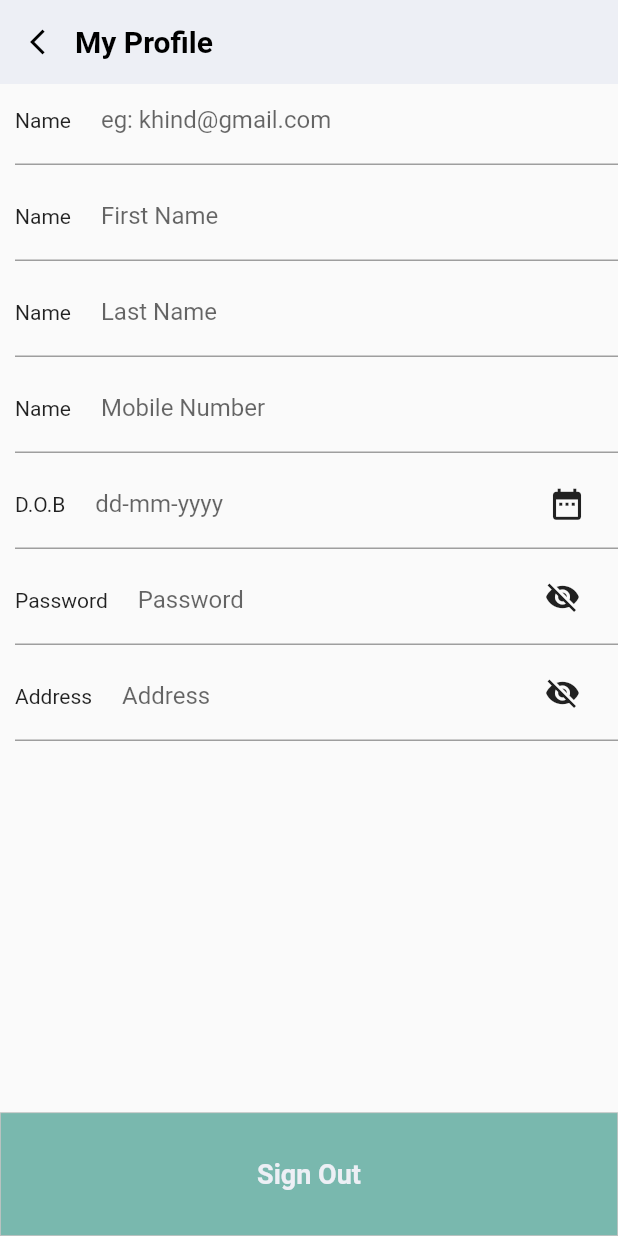
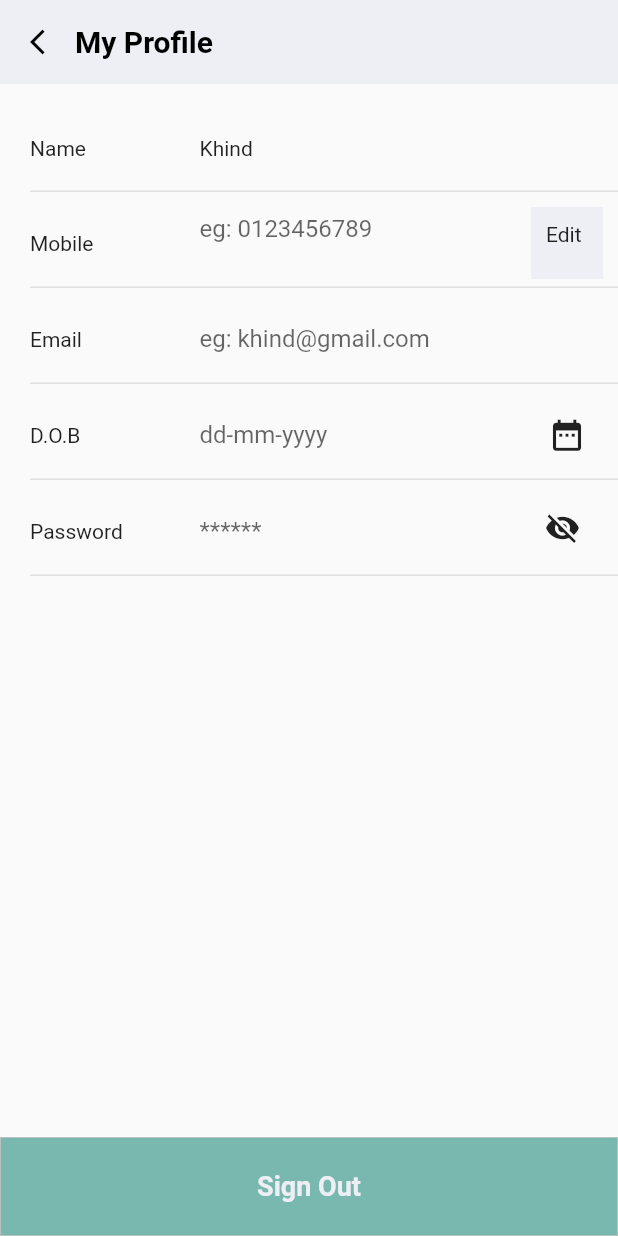
Before and after one commit to Villva-Tharisan/khind, a Flutter app: the Profile screen opened by its route, on a phone screen of 412 x 824 dp. Run offline on Flutter 3.47's test engine with Material 2 defaults, Android fonts, the phone set to English and light mode, and no system bars; our stand-ins replace animated_bottom_navigation_bar, auto_size_text, file_picker, flutter_html, flutter_secure_storage, hexcolor and 4 more; missing offline and left inert: flutter_config, flutter_inappwebview, http_interceptor, qr_code_scanner; accounts and stored records are empty; statements that could not run were skipped.

Commit message:
touch up profile ui

```diff
--- /dev/null
+++ b/lib/models/user.dart
@@ -0,0 +1,29 @@
+class User {
+  String? id;
+  late String name;
+  String? mobile;
+  String? email;
+  String? address;
+  String? dob;
+
+  User({required this.id, required this.name, this.mobile, this.email, this.address, this.dob});
+
+  User.fromJson(Map<String, dynamic> json) {
+    this.id = json["id"];
+    this.name = json["name"];
+    this.mobile = json["mobile"];
+    this.email = json["email"];
+    this.address = json["address"];
+    this.dob = json["dob"];
+  }
+
+  Map<String, dynamic> toJson() {
+    final Map<String, dynamic> data = new Map<String, dynamic>();
+    data["id"] = this.id;
+    data["name"] = this.name;
+    data["mobile"] = this.mobile;
+    data["email"] = this.email;
+    data["address"] = this.address;
+    return data;
+  }
+}
--- a/lib/screens/profile.dart
+++ b/lib/screens/profile.dart
@@ -3,6 +3,7 @@ import 'dart:convert';
 import 'package:flutter/material.dart';
 import 'package:khind/components/gradient_button.dart';
 import 'package:khind/components/round_button.dart';
+import 'package:khind/models/user.dart';
 import 'package:khind/themes/app_colors.dart';
 import 'package:khind/themes/text_styles.dart';
 import 'package:khind/util/api.dart';
@@ -17,16 +18,14 @@ class Profile extends StatefulWidget {
 class _ProfileState extends State<Profile> {
   static final GlobalKey<FormState> _formKey = GlobalKey<FormState>();
   GlobalKey<ScaffoldState> _scaffoldKey = new GlobalKey<ScaffoldState>();
+  TextEditingController mobileNoCT = new TextEditingController();
   TextEditingController emailCT = new TextEditingController();
-  TextEditingController firstNameCT = new TextEditingController();
-  TextEditingController lastNameCT = new TextEditingController();
-  TextEditingController mobileNoCT = new TextEditingController();
-  TextEditingController dobCT = new TextEditingController();
   TextEditingController passwordCT = new TextEditingController();
-  TextEditingController confirmPasswordCT = new TextEditingController();
+  TextEditingController addressCT = new TextEditingController();
   bool isLoading = false;
   bool showPassword = false;
   bool showConfirmPassword = false;
+  User? user;
   String errorMsg = "";
   List errors = [];
   DateTime now = DateTime.now();
@@ -43,17 +42,23 @@ class _ProfileState extends State<Profile> {
     // dobCT.text = "01-01-1990";
     // confirmPasswordCT.text = "p455word";
     super.initState();
+
+    setState(() {
+      user = User.fromJson({
+        'id': "1",
+        'name': 'Khind',
+        'email': 'khindcustomerservice@gmail.com',
+        'address': 'Nu Sentral'
+      });
+    });
   }
 
   @override
   void dispose() {
     emailCT.dispose();
-    firstNameCT.dispose();
-    lastNameCT.dispose();
     mobileNoCT.dispose();
-    dobCT.dispose();
     passwordCT.dispose();
-    confirmPasswordCT.dispose();
+    addressCT.dispose();
     super.dispose();
   }
 
@@ -67,32 +72,26 @@ class _ProfileState extends State<Profile> {
     if (picked != null && picked != selectedDob) {
       setState(() {
         selectedDob = picked;
-        dobCT.text = '${picked.day}-${picked.month}-${picked.year}';
+        // dobCT.text = '${picked.day}-${picked.month}-${picked.year}';
       });
     }
   }
 
   void _clearTextField() {
     emailCT.clear();
-    firstNameCT.clear();
-    lastNameCT.clear();
     mobileNoCT.clear();
-    dobCT.clear();
     passwordCT.clear();
-    confirmPasswordCT.clear();
+    addressCT.clear();
   }
 
-  void _handleSignUp() async {
+  void _handleUpdate() async {
     Helpers.showAlert(context);
     if (_formKey.currentState!.validate()) {
       final Map<String, dynamic> map = {
         'email': emailCT.text,
-        'firstname': firstNameCT.text,
-        'lastname': lastNameCT.text,
         'password': passwordCT.text,
         'telephone': mobileNoCT.text,
-        'confirm': confirmPasswordCT.text,
-        'agree': 1
+        'address': addressCT.text
       };
 
       // print("MAP: $map");
@@ -146,7 +145,24 @@ class _ProfileState extends State<Profile> {
   }
 
   Widget _renderDivider() {
-    return Container(height: 1, color: Colors.grey, width: double.infinity);
+    return Container(height: 1, color: Colors.grey[300], width: double.infinity);
+  }
+
+  Widget _renderLabel(title) {
+    return Container(width: MediaQuery.of(context).size.width * 0.25, child: Text(title));
+  }
+
+  Widget _renderItemContainer(child) {
+    return Container(padding: const EdgeInsets.only(right: 10), child: child);
+  }
+
+  Widget _renderEditBtn(name) {
+    return InkWell(
+        onTap: () {},
+        child: Container(
+            decoration: BoxDecoration(color: AppColors.primary),
+            padding: EdgeInsets.symmetric(horizontal: 10, vertical: 10),
+            child: Text("Edit")));
   }
 
   Widget _renderForm() {
@@ -154,125 +170,73 @@ class _ProfileState extends State<Profile> {
         key: _formKey,
         child: Column(children: [
           Container(
-              padding: const EdgeInsets.only(left: 10),
+              padding: const EdgeInsets.only(left: 20),
               child: Column(children: [
-                Container(
-                    padding: const EdgeInsets.only(right: 10),
-                    child: Row(children: [
-                      Text("Name"),
+                SizedBox(height: 20),
+                _renderItemContainer(Row(children: [
+                  _renderLabel("Name"),
                   SizedBox(width: 10),
+                  Flexible(
+                      child: Container(
+                          padding: EdgeInsets.symmetric(vertical: 15), child: Text(user!.name)))
+                ])),
+                SizedBox(height: 5),
+                _renderDivider(),
+                SizedBox(height: 10),
+                _renderItemContainer(Row(children: [
+                  _renderLabel("Mobile"),
                   Flexible(
                       child: TextFormField(
                           keyboardType: TextInputType.text,
                           validator: (value) {
+                            RegExp regExp = new RegExp(r'(^(?:[+0]9)?[0-9]{10,12}$)');
+                            if (value!.isEmpty) {
+                              return 'Please enter mobile number';
+                            } else if (!regExp.hasMatch(value)) {
+                              return 'Invalid mobile number format';
+                            }
+                            return null;
+                          },
+                          controller: mobileNoCT,
+                          onFieldSubmitted: (val) {},
+                          decoration: InputDecoration(
+                            suffixIcon: _renderEditBtn('mobile'),
+                            border: InputBorder.none,
+                            hintText: 'eg: 0123456789',
+                            contentPadding: const EdgeInsets.symmetric(vertical: 5, horizontal: 10),
+                          )))
+                ])),
+                SizedBox(height: 5),
+                _renderDivider(),
+                SizedBox(height: 10),
+                _renderItemContainer(Row(children: [
+                  _renderLabel("Email"),
+                  Flexible(
+                      child: TextFormField(
+                    keyboardType: TextInputType.text,
+                    validator: (value) {
+                      var regExp = RegExp(
+                          r'^(([^<>()[\]\\.,;:\s@\"]+(\.[^<>()[\]\\.,;:\s@\"]+)*)|(\".+\"))@((\[[0-9]{1,3}\.[0-9]{1,3}\.[0-9]{1,3}\.[0-9]{1,3}\])|(([a-zA-Z\-0-9]+\.)+[a-zA-Z]{2,}))$');
                       if (value!.isEmpty) {
                         return 'Please enter email';
+                      } else if (!regExp.hasMatch(value)) {
+                        return 'Invalid email format';
                       }
                       return null;
                     },
                     controller: emailCT,
-                        onFieldSubmitted: (val) {
-                          FocusScope.of(context).requestFocus(new FocusNode());
-                        },
+                    onFieldSubmitted: (val) {},
                     decoration: InputDecoration(
                         border: InputBorder.none,
                         hintText: 'eg: khind@gmail.com',
-                            contentPadding:
-                                const EdgeInsets.symmetric(vertical: 5, horizontal: 10)),
-                      )),
-                    ])),
-                SizedBox(height: 5),
-                _renderDivider(),
-                SizedBox(height: 10),
-                Container(
-                    padding: const EdgeInsets.only(right: 10),
-                    child: Row(children: [
-                      Text("Name"),
-                      SizedBox(width: 10),
-                      Flexible(
-                          child: TextFormField(
-                        keyboardType: TextInputType.text,
-                        validator: (value) {
-                          if (value!.isEmpty) {
-                            return 'Please enter first name';
-                          }
-                          return null;
-                        },
-                        controller: firstNameCT,
-                        onFieldSubmitted: (val) {
-                          FocusScope.of(context).requestFocus(new FocusNode());
-                        },
-                        decoration: InputDecoration(
-                          border: InputBorder.none,
-                          hintText: 'First Name',
-                          contentPadding: const EdgeInsets.symmetric(vertical: 5, horizontal: 10),
-                        ),
+                        contentPadding: const EdgeInsets.symmetric(vertical: 5, horizontal: 10)),
                   ))
                 ])),
                 SizedBox(height: 5),
                 _renderDivider(),
                 SizedBox(height: 10),
-                Container(
-                    padding: const EdgeInsets.only(right: 10),
-                    child: Row(children: [
-                      Text("Name"),
-                      SizedBox(width: 10),
-                      Flexible(
-                          child: TextFormField(
-                        keyboardType: TextInputType.text,
-                        validator: (value) {
-                          if (value!.isEmpty) {
-                            return 'Please enter last name';
-                          }
-                          return null;
-                        },
-                        controller: lastNameCT,
-                        onFieldSubmitted: (val) {
-                          FocusScope.of(context).requestFocus(new FocusNode());
-                        },
-                        decoration: InputDecoration(
-                            border: InputBorder.none,
-                            hintText: 'Last Name',
-                            contentPadding:
-                                const EdgeInsets.symmetric(vertical: 5, horizontal: 10)),
-                      ))
-                    ])),
-                SizedBox(height: 5),
-                _renderDivider(),
-                SizedBox(height: 10),
-                Container(
-                    padding: const EdgeInsets.only(right: 10),
-                    child: Row(children: [
-                      Text("Name"),
-                      SizedBox(width: 10),
-                      Flexible(
-                          child: TextFormField(
-                        keyboardType: TextInputType.text,
-                        validator: (value) {
-                          if (value!.isEmpty) {
-                            return 'Please enter mobile number';
-                          }
-                          return null;
-                        },
-                        controller: mobileNoCT,
-                        onFieldSubmitted: (val) {
-                          FocusScope.of(context).requestFocus(new FocusNode());
-                        },
-                        decoration: InputDecoration(
-                            border: InputBorder.none,
-                            hintText: 'Mobile Number',
-                            contentPadding:
-                                const EdgeInsets.symmetric(vertical: 5, horizontal: 10)),
-                      ))
-                    ])),
-                SizedBox(height: 5),
-                _renderDivider(),
-                SizedBox(height: 10),
-                Container(
-                    padding: const EdgeInsets.only(right: 10),
-                    child: Row(children: [
-                      Text("D.O.B"),
-                      SizedBox(width: 10),
+                _renderItemContainer(Row(children: [
+                  _renderLabel("D.O.B"),
                   Flexible(
                       child: Stack(children: [
                     TextFormField(
@@ -283,15 +247,14 @@ class _ProfileState extends State<Profile> {
                         }
                         return null;
                       },
-                          controller: dobCT,
+                      // controller: dobCT,
                       onFieldSubmitted: (val) {
                         FocusScope.of(context).requestFocus(new FocusNode());
                       },
                       decoration: InputDecoration(
                           border: InputBorder.none,
                           hintText: 'dd-mm-yyyy',
-                              contentPadding:
-                                  const EdgeInsets.symmetric(vertical: 5, horizontal: 10)),
+                          contentPadding: const EdgeInsets.symmetric(vertical: 5, horizontal: 10)),
                     ),
                     Positioned(
                         right: 0,
@@ -303,11 +266,8 @@ class _ProfileState extends State<Profile> {
                 SizedBox(height: 5),
                 _renderDivider(),
                 SizedBox(height: 10),
-                Container(
-                    padding: const EdgeInsets.only(right: 10),
-                    child: Row(children: [
-                      Text("Password"),
-                      SizedBox(width: 10),
+                _renderItemContainer(Row(children: [
+                  _renderLabel("Password"),
                   Flexible(
                       child: Stack(children: [
                     TextFormField(
@@ -325,9 +285,8 @@ class _ProfileState extends State<Profile> {
                       },
                       decoration: InputDecoration(
                           border: InputBorder.none,
-                              hintText: 'Password',
-                              contentPadding:
-                                  const EdgeInsets.symmetric(vertical: 5, horizontal: 10)),
+                          hintText: '******',
+                          contentPadding: const EdgeInsets.symmetric(vertical: 5, horizontal: 10)),
                     ),
                     Positioned(
                         right: 15,
@@ -338,59 +297,16 @@ class _ProfileState extends State<Profile> {
                                 showPassword = !showPassword;
                               });
                             },
-                                child:
-                                    Icon(showPassword ? Icons.visibility : Icons.visibility_off)))
+                            child: Icon(showPassword ? Icons.visibility : Icons.visibility_off)))
                   ]))
                 ])),
                 SizedBox(height: 5),
-                _renderDivider(),
-                SizedBox(height: 10),
-                Container(
-                    padding: const EdgeInsets.only(right: 10),
-                    child: Row(children: [
-                      Text("Address"),
-                      SizedBox(width: 10),
-                      Flexible(
-                          child: Stack(children: [
-                        TextFormField(
-                          keyboardType: TextInputType.text,
-                          obscureText: !showConfirmPassword,
-                          validator: (value) {
-                            if (value!.isEmpty) {
-                              return 'Please enter address';
-                            }
-                            return null;
-                          },
-                          controller: confirmPasswordCT,
-                          onFieldSubmitted: (val) {
-                            FocusScope.of(context).requestFocus(new FocusNode());
-                          },
-                          decoration: InputDecoration(
-                              border: InputBorder.none,
-                              hintText: 'Address',
-                              contentPadding:
-                                  const EdgeInsets.symmetric(vertical: 5, horizontal: 10)),
-                        ),
-                        Positioned(
-                            right: 15,
-                            top: 10,
-                            child: InkWell(
-                                onTap: () {
-                                  setState(() {
-                                    showConfirmPassword = !showConfirmPassword;
-                                  });
-                                },
-                                child: Icon(
-                                    showConfirmPassword ? Icons.visibility : Icons.visibility_off)))
-                      ]))
-                    ])),
-                SizedBox(height: 5),
-                _renderDivider(),
+                _renderDivider()
               ])),
           Expanded(child: Container()),
           RoundButton(
               title: 'Sign Out',
-              height: MediaQuery.of(context).size.height * 0.1,
+              height: MediaQuery.of(context).size.height * 0.08,
               color: AppColors.secondary,
               borderRadius: BorderRadius.circular(0),
               titleStyles: TextStyles.textPrimaryBold.copyWith(fontSize: 18),
--- a/lib/screens/signin.dart
+++ b/lib/screens/signin.dart
@@ -32,8 +32,8 @@ class _SignInState extends State<SignIn> {
 
   @override
   void initState() {
-    // emailCT.text = 'khindcustomerservice@gmail.com';
-    // passwordCT.text = 'Khindanshin118';
+    emailCT.text = 'khindcustomerservice@gmail.com';
+    passwordCT.text = 'Khindanshin118';
 
     super.initState();
     _loadVersion();
```
Lines whose indentation alone changed are shown as unchanged.
